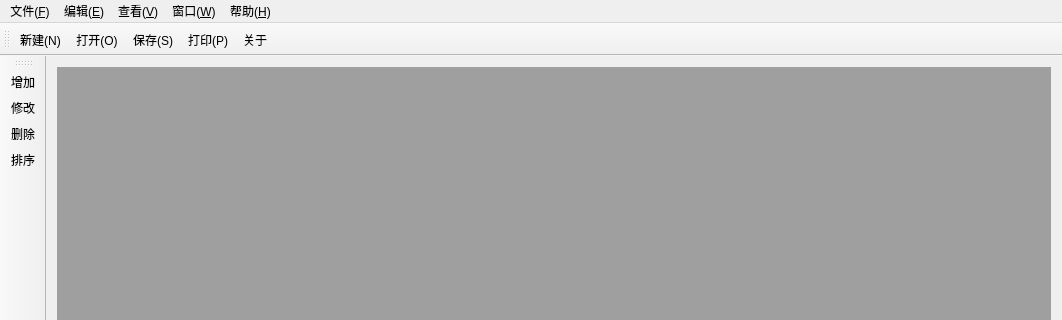
Tsunaou/Student-Management-System-Qt, file StudentMS.ui: the form before one commit; both pictures show x 0 to 1062 and y 0 to 320 of the 1062 by 591 pixel window.
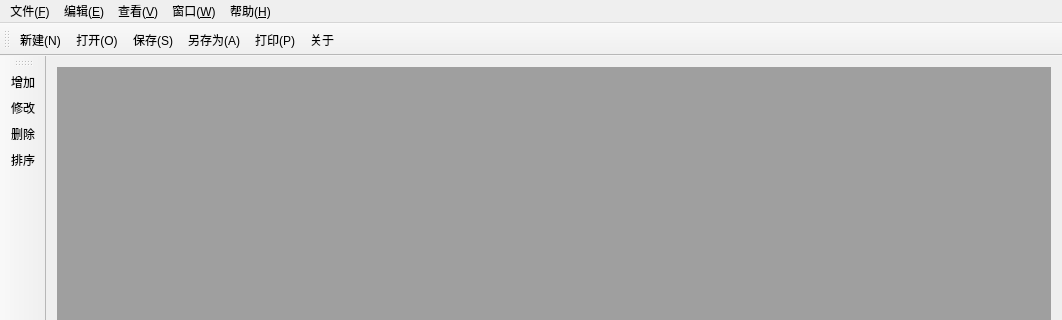
The form after the commit. Icons and pictures are not drawn.

What changed in the file:
```diff
--- a/StudentMS.ui
+++ b/StudentMS.ui
@@ -101,6 +101,7 @@
    <addaction name="actionNew"/>
    <addaction name="actionOpen"/>
    <addaction name="actionSave"/>
+   <addaction name="actionSaveAs"/>
    <addaction name="actionPrint"/>
    <addaction name="actionAbout"/>
   </widget>
```
Left out of the diff: 16 changed lines with no effect on the pictures.
